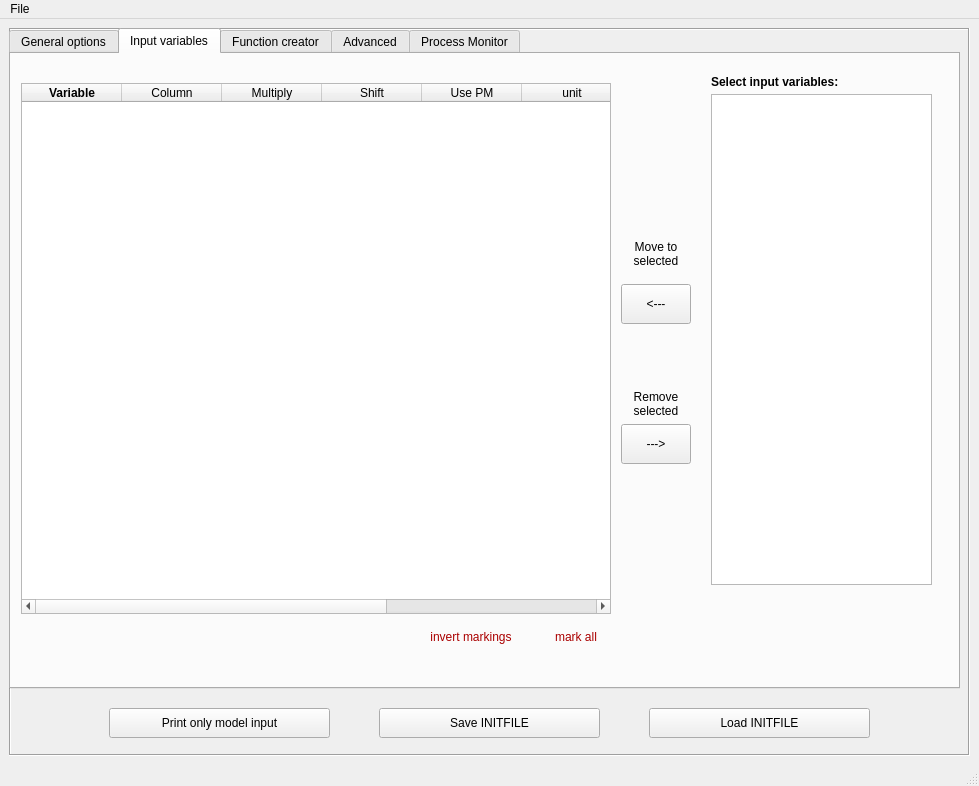
First picture: the form in gui/LSD.ui, repository pclusius/arca-box, before the edit.
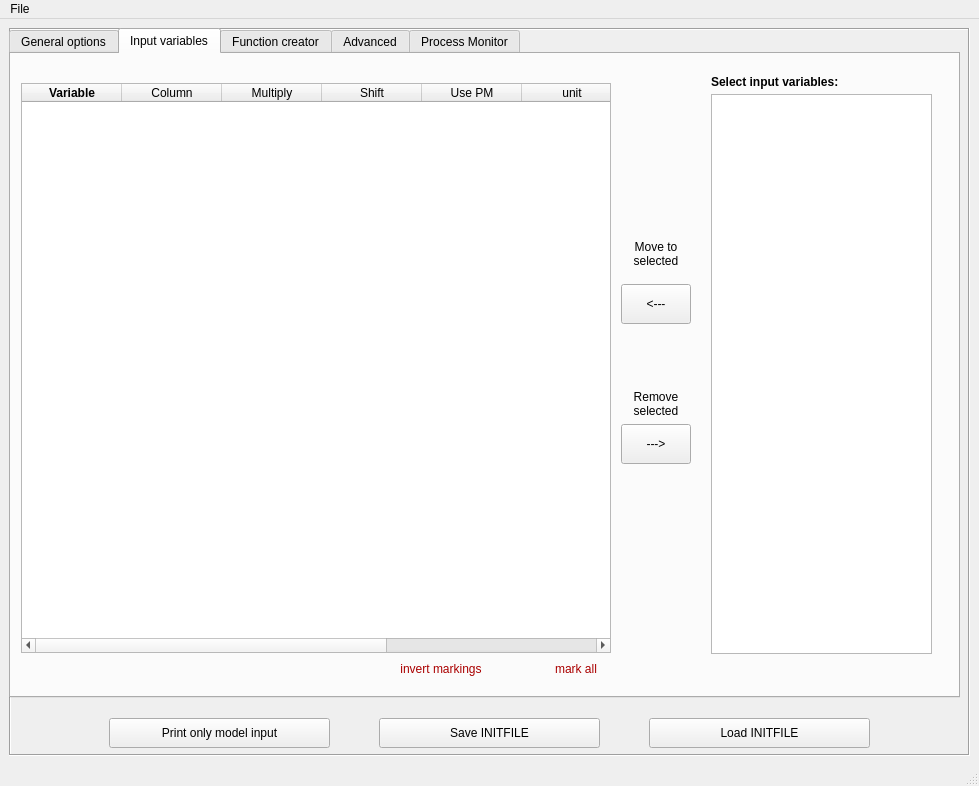
Second picture: the form after the edit. The open tabs and pages were chosen to show the change. Custom widgets are drawn as their Qt base class.

Patch:
```diff
--- a/gui/LSD.ui
+++ b/gui/LSD.ui
@@ -35,7 +35,7 @@
        <x>0</x>
        <y>0</y>
        <width>951</width>
-       <height>661</height>
+       <height>670</height>
       </rect>
      </property>
      <property name="accessibleName">
@@ -984,7 +984,7 @@
          <x>690</x>
          <y>10</y>
          <width>241</width>
-         <height>531</height>
+         <height>600</height>
         </rect>
        </property>
        <property name="frameShape">
@@ -996,7 +996,7 @@
           <x>10</x>
           <y>30</y>
           <width>221</width>
-          <height>491</height>
+          <height>560</height>
          </rect>
         </property>
         <property name="verticalScrollBarPolicy">
@@ -1049,7 +1049,7 @@
          <x>10</x>
          <y>29</y>
          <width>590</width>
-         <height>531</height>
+         <height>570</height>
         </rect>
        </property>
        <column>
@@ -1154,9 +1154,9 @@
        <property name="geometry">
         <rect>
          <x>530</x>
-         <y>570</y>
+         <y>605</y>
          <width>70</width>
-         <height>25</height>
+         <height>20</height>
         </rect>
        </property>
        <property name="palette">
@@ -1206,10 +1206,10 @@
       <widget class="QPushButton" name="invertMarks">
        <property name="geometry">
         <rect>
-         <x>390</x>
-         <y>570</y>
-         <width>140</width>
-         <height>25</height>
+         <x>370</x>
+         <y>605</y>
+         <width>120</width>
+         <height>20</height>
         </rect>
        </property>
        <property name="palette">
@@ -2870,7 +2870,7 @@
      <property name="geometry">
       <rect>
        <x>100</x>
-       <y>680</y>
+       <y>690</y>
        <width>221</width>
        <height>30</height>
       </rect>
@@ -2883,7 +2883,7 @@
      <property name="geometry">
       <rect>
        <x>370</x>
-       <y>680</y>
+       <y>690</y>
        <width>221</width>
        <height>30</height>
       </rect>
@@ -2896,7 +2896,7 @@
      <property name="geometry">
       <rect>
        <x>640</x>
-       <y>680</y>
+       <y>690</y>
        <width>221</width>
        <height>30</height>
       </rect>
```
Left out of the diff: 23 changed lines with no effect on the pictures.
